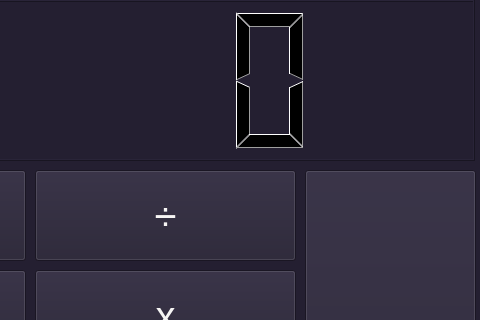
Before: the Qt Designer form QT_Calc/calculator_interface.ui in EduardoVeneza/QT_Calculator, drawn with Qt 5; both pictures show x 305 to 785 and y 0 to 320 of the 785 by 589 pixel window.
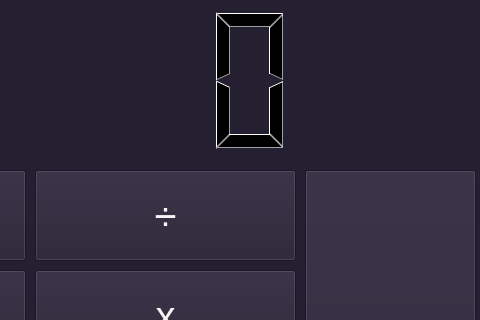
After: the same form once the commit is applied.

Commit message: Chore: Atualizações na interface gráfica

Diff of the .ui file:
```diff
--- a/QT_Calc/calculator_interface.ui
+++ b/QT_Calc/calculator_interface.ui
@@ -2,6 +2,9 @@
 <ui version="4.0">
  <class>Calculator_Interface</class>
  <widget class="QMainWindow" name="Calculator_Interface">
+  <property name="enabled">
+   <bool>true</bool>
+  </property>
   <property name="geometry">
    <rect>
     <x>0</x>
@@ -19,6 +22,9 @@
 border-color: rgb(224, 27, 36);</string>
   </property>
   <widget class="QWidget" name="centralwidget">
+   <property name="enabled">
+    <bool>true</bool>
+   </property>
    <widget class="QPushButton" name="button_1">
     <property name="geometry">
      <rect>
@@ -246,8 +252,14 @@
     <property name="layoutDirection">
      <enum>Qt::LeftToRight</enum>
     </property>
-    <property name="smallDecimalPoint">
-     <bool>true</bool>
+    <property name="autoFillBackground">
+     <bool>false</bool>
+    </property>
+    <property name="frameShape">
+     <enum>QFrame::NoFrame</enum>
+    </property>
+    <property name="frameShadow">
+     <enum>QFrame::Raised</enum>
     </property>
    </widget>
    <widget class="QPushButton" name="div_button">
```
Left out of the diff: 47 changed lines with no effect on the pictures.
